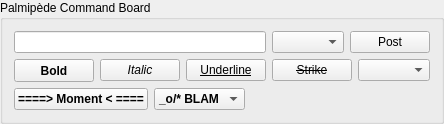
The window that ui/qqpalmipede.ui (dguihal/quteqoin) describes before a commit, drawn with Qt 5.
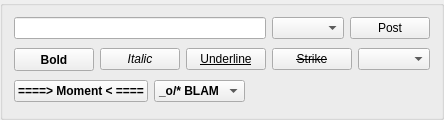
The same window after the commit. Custom widgets are drawn as their Qt base class.

Commit message: Suppression du titre du palmi en version minimisée

What changed in the file:
```diff
--- a/ui/qqpalmipede.ui
+++ b/ui/qqpalmipede.ui
@@ -11,7 +11,7 @@
    </rect>
   </property>
   <property name="title">
-   <string>Palmipède Command Board</string>
+   <string/>
   </property>
   <layout class="QVBoxLayout" name="verticalLayout">
    <item>
```
The commit also changes 1 other file.
